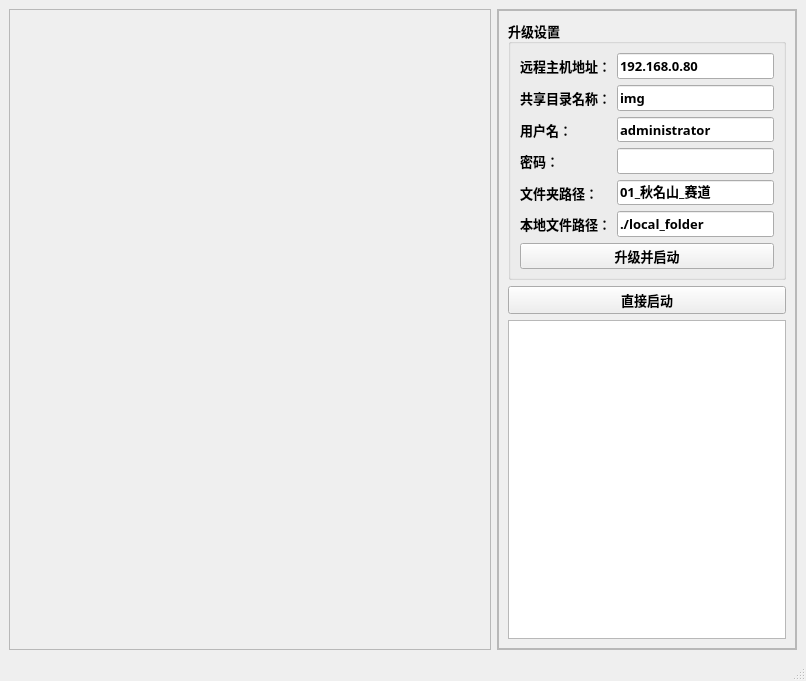
Above: SMB_ui.ui from zzw168/SMB_download before the change. Below: the same form after it.
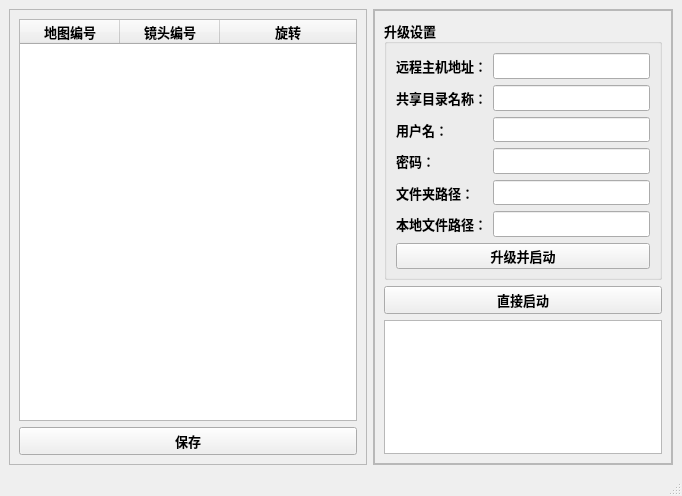
That is the form after the change.

What changed in the file:
```diff
--- a/SMB_ui.ui
+++ b/SMB_ui.ui
@@ -6,8 +6,8 @@
    <rect>
     <x>0</x>
     <y>0</y>
-    <width>806</width>
-    <height>681</height>
+    <width>682</width>
+    <height>496</height>
    </rect>
   </property>
   <property name="windowTitle">
@@ -23,6 +23,54 @@
       <property name="frameShadow">
        <enum>QFrame::Shadow::Raised</enum>
       </property>
+      <layout class="QGridLayout" name="gridLayout_5">
+       <item row="0" column="0">
+        <widget class="QTableWidget" name="tableWidget_camera">
+         <property name="font">
+          <font>
+           <family>Microsoft YaHei</family>
+           <pointsize>10</pointsize>
+           <bold>true</bold>
+          </font>
+         </property>
+         <property name="selectionBehavior">
+          <enum>QAbstractItemView::SelectionBehavior::SelectRows</enum>
+         </property>
+         <attribute name="horizontalHeaderStretchLastSection">
+          <bool>true</bool>
+         </attribute>
+         <column>
+          <property name="text">
+           <string>地图编号</string>
+          </property>
+         </column>
+         <column>
+          <property name="text">
+           <string>镜头编号</string>
+          </property>
+         </column>
+         <column>
+          <property name="text">
+           <string>旋转</string>
+          </property>
+         </column>
+        </widget>
+       </item>
+       <item row="1" column="0">
+        <widget class="QPushButton" name="pushButton_camera_save">
+         <property name="font">
+          <font>
+           <family>Microsoft YaHei</family>
+           <pointsize>10</pointsize>
+           <bold>true</bold>
+          </font>
+         </property>
+         <property name="text">
+          <string>保存</string>
+         </property>
+        </widget>
+       </item>
+      </layout>
      </widget>
     </item>
     <item row="0" column="1">
@@ -95,14 +143,14 @@
              <item row="1" column="1">
               <widget class="QLineEdit" name="lineEdit_share_name">
                <property name="text">
-                <string>img</string>
+                <string/>
                </property>
               </widget>
              </item>
              <item row="4" column="1">
               <widget class="QLineEdit" name="lineEdit_remote_path">
                <property name="text">
-                <string>01_秋名山_赛道</string>
+                <string/>
                </property>
               </widget>
              </item>
@@ -119,7 +167,7 @@
              <item row="2" column="1">
               <widget class="QLineEdit" name="lineEdit_username">
                <property name="text">
-                <string>administrator</string>
+                <string/>
                </property>
               </widget>
              </item>
@@ -133,7 +181,7 @@
              <item row="0" column="1">
               <widget class="QLineEdit" name="lineEdit_remote_host">
                <property name="text">
-                <string>192.168.0.80</string>
+                <string/>
                </property>
               </widget>
              </item>
@@ -168,7 +216,7 @@
              <item row="5" column="1">
               <widget class="QLineEdit" name="lineEdit_local_path">
                <property name="text">
-                <string>./local_folder</string>
+                <string/>
                </property>
               </widget>
              </item>
```
Left out of the diff: 8 changed lines with no effect on the pictures.
